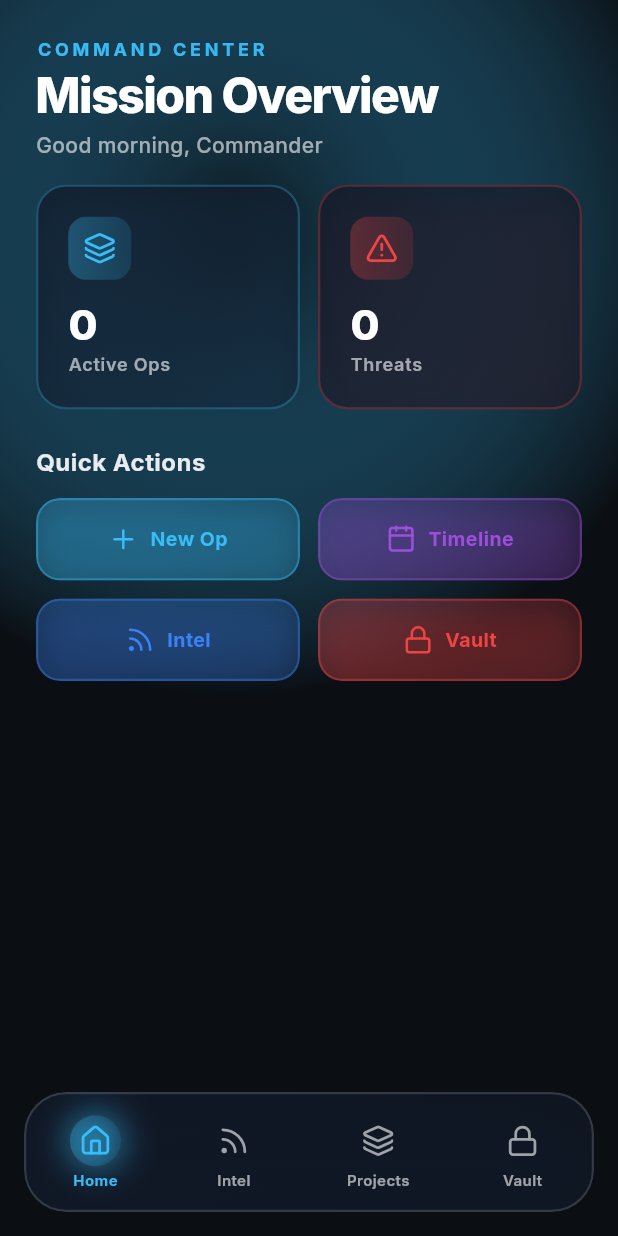
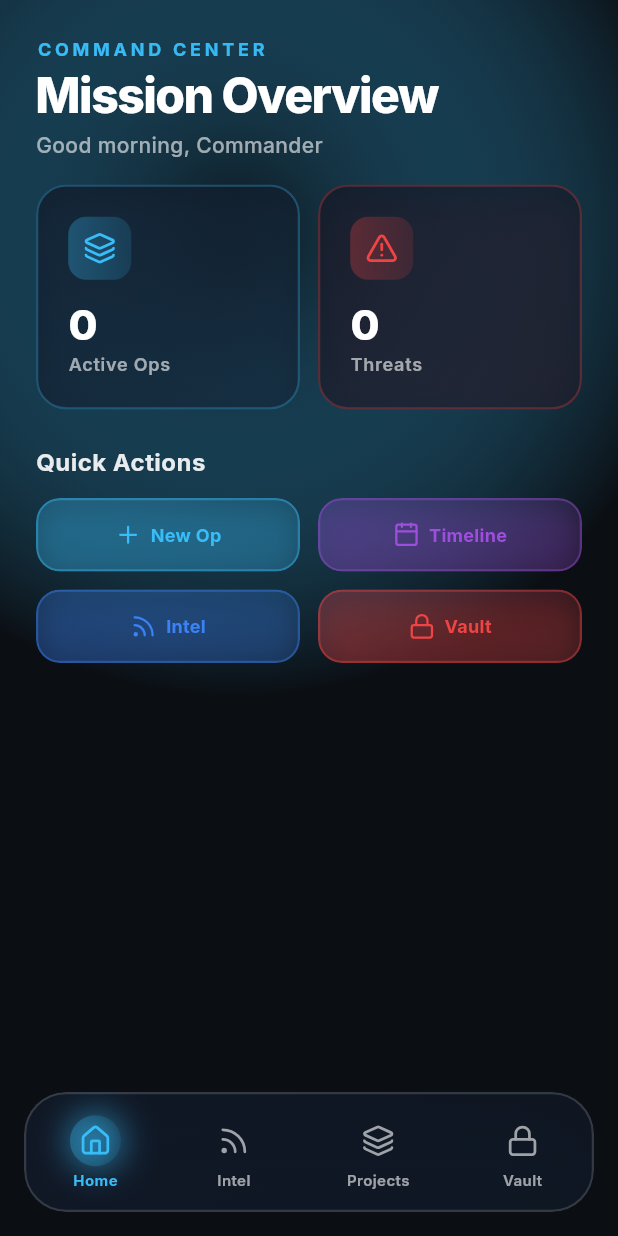
Before and after one commit to DhruvAthaide/Vanguard, a Flutter app: the screen it shows after launch, on a phone screen of 412 x 824 dp. Run offline on Flutter 3.47's test engine with Material 3 defaults, Android fonts, the phone set to English and light mode, and no system bars; our stand-ins replace drift, flutter_riverpod, flutter_secure_storage, flutter_staggered_animations, google_fonts, local_auth and 2 more; missing offline and left inert: local_auth_android, local_auth_darwin, webfeed_revised; accounts and stored records are empty; generated files the repository leaves out were written again; network calls fail.

Commit message:
Updated Dashboard Quick Action Buttons

```diff
--- a/lib/main.dart
+++ b/lib/main.dart
@@ -19,7 +19,7 @@ class CyberExecApp extends StatelessWidget {
     return MaterialApp(
       debugShowCheckedModeBanner: false,
       theme: CyberTheme.dark(),
-      home: const AppShell(),
+      home: AppShell(key: appShellKey),
     );
   }
 }
--- a/lib/views/dashboard/widgets/quick_actions.dart
+++ b/lib/views/dashboard/widgets/quick_actions.dart
@@ -118,7 +118,7 @@ class _ActionButtonState extends State<_ActionButton> {
           child: BackdropFilter(
             filter: ImageFilter.blur(sigmaX: 12, sigmaY: 12),
             child: Container(
-              padding: const EdgeInsets.all(16),
+              padding: const EdgeInsets.symmetric(horizontal: 12, vertical: 14),
               decoration: BoxDecoration(
                 gradient: LinearGradient(
                   begin: Alignment.topLeft,
@@ -143,20 +143,25 @@ class _ActionButtonState extends State<_ActionButton> {
               ),
               child: Row(
                 mainAxisAlignment: MainAxisAlignment.center,
+                mainAxisSize: MainAxisSize.min,
                 children: [
                   Icon(
                     widget.icon,
                     color: widget.color,
-                    size: 20,
+                    size: 18,
                   ),
-                  const SizedBox(width: 8),
-                  Text(
-                    widget.label,
-                    style: GoogleFonts.inter(
-                      fontSize: 13,
-                      fontWeight: FontWeight.w700,
-                      color: widget.color,
-                      letterSpacing: 0.3,
+                  const SizedBox(width: 6),
+                  Flexible(
+                    child: Text(
+                      widget.label,
+                      style: GoogleFonts.inter(
+                        fontSize: 12,
+                        fontWeight: FontWeight.w700,
+                        color: widget.color,
+                        letterSpacing: 0.2,
+                      ),
+                      maxLines: 1,
+                      overflow: TextOverflow.ellipsis,
                     ),
                   ),
                 ],
```
Also changed, not shown: lib/views/dashboard/dashboard_screen.dart (+5 -18 lines).
